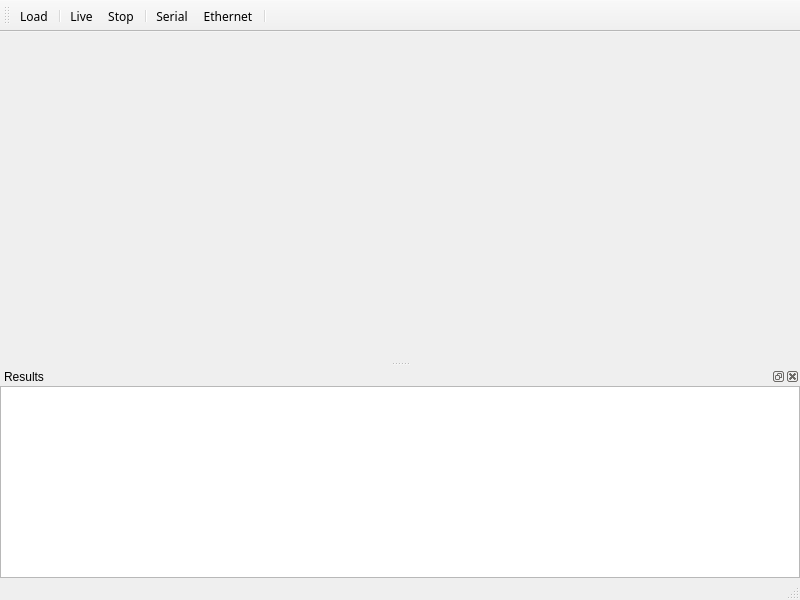
Minus-Monster/vToolsLauncher, file mainwindow.ui: the form before one commit.
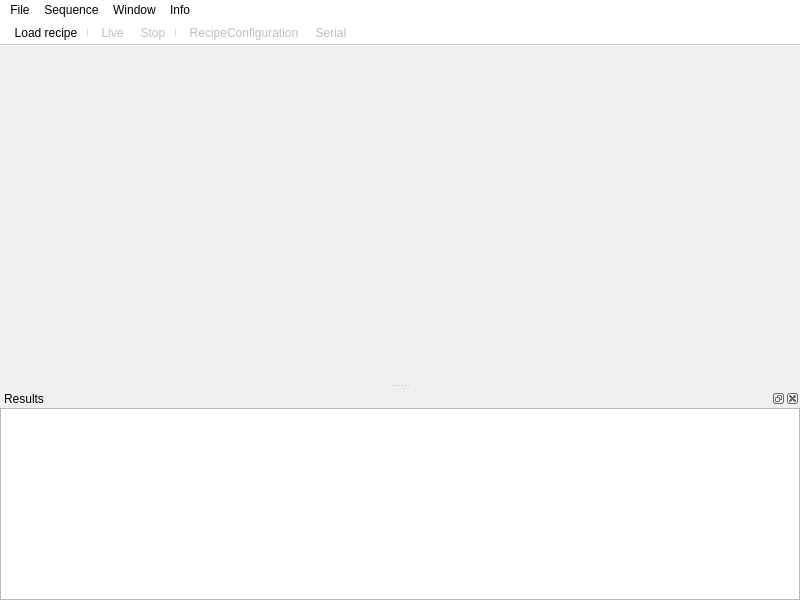
The form after the commit. Icons and pictures are not drawn.

```diff
--- a/mainwindow.ui
+++ b/mainwindow.ui
@@ -22,6 +22,9 @@
   <property name="autoFillBackground">
    <bool>false</bool>
   </property>
+  <property name="styleSheet">
+   <string notr="true"/>
+  </property>
   <property name="tabShape">
    <enum>QTabWidget::Rounded</enum>
   </property>
@@ -75,9 +78,52 @@
      <height>21</height>
     </rect>
    </property>
+   <property name="styleSheet">
+    <string notr="true">QMenuBar{
+	background-color:white;
+}
+QMenuBar::item{
+	background-color:white;
+}</string>
+   </property>
+   <widget class="QMenu" name="menuWindow">
+    <property name="title">
+     <string>Window</string>
+    </property>
+    <addaction name="actionResults"/>
+   </widget>
+   <widget class="QMenu" name="menuFile">
+    <property name="title">
+     <string>File</string>
+    </property>
+    <addaction name="actionLoad_Recipe"/>
+   </widget>
+   <widget class="QMenu" name="menuSequence">
+    <property name="title">
+     <string>Sequence</string>
+    </property>
+    <addaction name="actionContinuous"/>
+    <addaction name="actionStop"/>
+   </widget>
+   <widget class="QMenu" name="menuInformation">
+    <property name="title">
+     <string>Info</string>
+    </property>
+    <addaction name="actionAbout_vLauncher"/>
+    <addaction name="actionAbout_Qt"/>
+   </widget>
+   <addaction name="menuFile"/>
+   <addaction name="menuSequence"/>
+   <addaction name="menuWindow"/>
+   <addaction name="menuInformation"/>
   </widget>
-  <widget class="QStatusBar" name="statusbar"/>
   <widget class="QToolBar" name="toolBar">
+   <property name="minimumSize">
+    <size>
+     <width>0</width>
+     <height>0</height>
+    </size>
+   </property>
    <property name="font">
     <font>
      <family>맑은 고딕 Semilight</family>
@@ -92,20 +138,35 @@
    <property name="layoutDirection">
     <enum>Qt::LeftToRight</enum>
    </property>
+   <property name="styleSheet">
+    <string notr="true">QToolBar{
+background-color: rgb(255, 255, 255);
+}
+QToolButton{
+margin-left:5px;
+
+}
+QToolBox::tab {
+
+}
+
+QToolBox::tab:selected{
+}</string>
+   </property>
    <property name="movable">
-    <bool>true</bool>
+    <bool>false</bool>
    </property>
    <property name="allowedAreas">
     <set>Qt::AllToolBarAreas</set>
    </property>
    <property name="iconSize">
     <size>
-     <width>20</width>
-     <height>20</height>
+     <width>24</width>
+     <height>24</height>
     </size>
    </property>
    <property name="toolButtonStyle">
-    <enum>Qt::ToolButtonTextUnderIcon</enum>
+    <enum>Qt::ToolButtonIconOnly</enum>
    </property>
    <property name="floatable">
     <bool>true</bool>
@@ -121,11 +182,13 @@
    <addaction name="actionContinuous"/>
    <addaction name="actionStop"/>
    <addaction name="separator"/>
+   <addaction name="actionRecipeConfiguration"/>
    <addaction name="actionSerial"/>
-   <addaction name="actionEthernet"/>
-   <addaction name="separator"/>
   </widget>
-  <widget class="QDockWidget" name="dockWidget">
+  <widget class="QDockWidget" name="dockWidget_results">
+   <property name="enabled">
+    <bool>true</bool>
+   </property>
    <property name="minimumSize">
     <size>
      <width>70</width>
@@ -167,10 +230,13 @@
      <normaloff>:/Resources/Icon/icons8-file-48.png</normaloff>:/Resources/Icon/icons8-file-48.png</iconset>
    </property>
    <property name="text">
-    <string>Load</string>
+    <string>Load recipe</string>
    </property>
   </action>
   <action name="actionContinuous">
+   <property name="enabled">
+    <bool>false</bool>
+   </property>
    <property name="icon">
     <iconset resource="../Qylon/Resources.qrc">
      <normaloff>:/Resources/Icon/icons8-play-48-2.png</normaloff>:/Resources/Icon/icons8-play-48-2.png</iconset>
@@ -183,6 +249,9 @@
    </property>
   </action>
   <action name="actionStop">
+   <property name="enabled">
+    <bool>false</bool>
+   </property>
    <property name="icon">
     <iconset resource="../Qylon/Resources.qrc">
      <normaloff>:/Resources/Icon/icons8-stop-circled-48.png</normaloff>:/Resources/Icon/icons8-stop-circled-48.png</iconset>
@@ -195,6 +264,9 @@
    </property>
   </action>
   <action name="actionSerial">
+   <property name="enabled">
+    <bool>false</bool>
+   </property>
    <property name="icon">
     <iconset resource="../Qylon/Resources.qrc">
      <normaloff>:/Resources/Icon/icons8-rs-232-male-48.png</normaloff>:/Resources/Icon/icons8-rs-232-male-48.png</iconset>
@@ -218,6 +290,45 @@
     <string>Socket Communication</string>
    </property>
   </action>
+  <action name="actionRecipeConfiguration">
+   <property name="enabled">
+    <bool>false</bool>
+   </property>
+   <property name="icon">
+    <iconset resource="../Qylon/Resources.qrc">
+     <normaloff>:/Resources/Icon/icons8-recipe-48.png</normaloff>:/Resources/Icon/icons8-recipe-48.png</iconset>
+   </property>
+   <property name="text">
+    <string>RecipeConfiguration</string>
+   </property>
+   <property name="toolTip">
+    <string>Recipe Configuration</string>
+   </property>
+   <property name="menuRole">
+    <enum>QAction::NoRole</enum>
+   </property>
+  </action>
+  <action name="actionResults">
+   <property name="checkable">
+    <bool>true</bool>
+   </property>
+   <property name="text">
+    <string>Results</string>
+   </property>
+   <property name="menuRole">
+    <enum>QAction::NoRole</enum>
+   </property>
+  </action>
+  <action name="actionAbout_Qt">
+   <property name="text">
+    <string>About Qt</string>
+   </property>
+  </action>
+  <action name="actionAbout_vLauncher">
+   <property name="text">
+    <string>About vLauncher</string>
+   </property>
+  </action>
  </widget>
  <resources>
   <include location="../Qylon/Resources.qrc"/>
```
Left out of the diff: 16 changed lines with no effect on the pictures.
